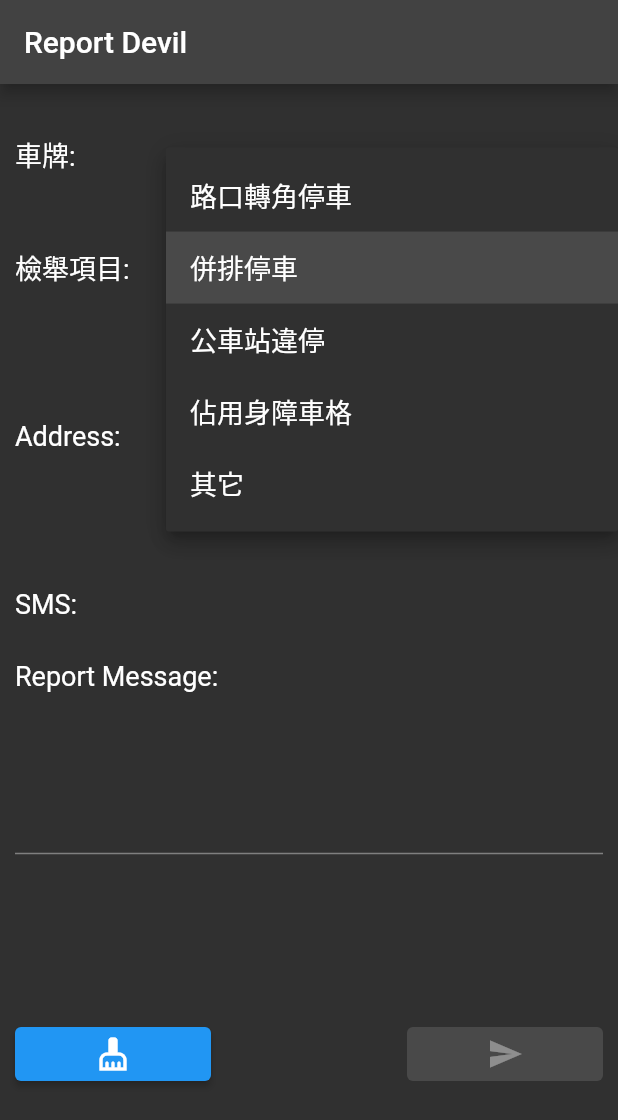
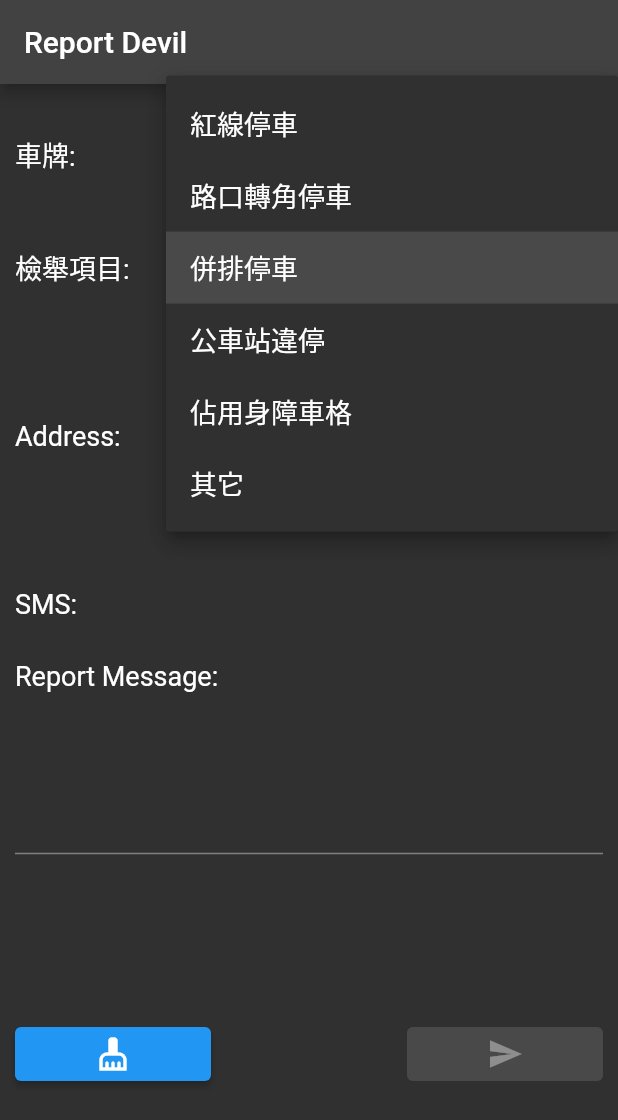
Before and after one commit to OGC-Fever/report-master, a Flutter app: the screen it shows after launch, after a tap on "併排停車", on a phone screen of 412 x 824 dp. Shown: the top 1120 px of the screen. Run offline on Flutter 3.47's test engine with Material 2 defaults, Android fonts, the light colour scheme and no system bars; our stand-ins replace geocoding, geolocator; missing offline and left inert: flutter_sms.

Commit message:
應觀眾要求,增加紅線停車

```diff
--- a/lib/vm.dart
+++ b/lib/vm.dart
@@ -6,7 +6,8 @@ import 'package:report_master/officer_list.dart';
 import 'package:flutter_sms/flutter_sms.dart';
 
 class ReportVM extends ChangeNotifier {
-  var reportList = ["路口轉角停車", "併排停車", "公車站違停", "佔用身障車格", "其它"].map((value) {
+  var reportList =
+      ["紅線停車", "路口轉角停車", "併排停車", "公車站違停", "佔用身障車格", "其它"].map((value) {
     return DropdownMenuItem(child: Text(value), value: value);
   });
   var chooseValue = "併排停車";
```
